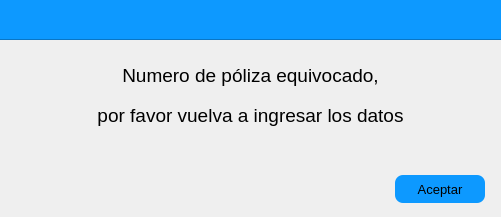
Eze-Medina/Proyecto_aseguradora, file gui/retro_error.ui: the form before one commit.
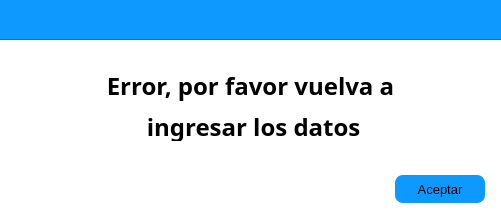
The form after the commit.

What changed in the file:
```diff
--- a/gui/retro_error.ui
+++ b/gui/retro_error.ui
@@ -28,6 +28,70 @@
     <height>217</height>
    </size>
   </property>
+  <property name="palette">
+   <palette>
+    <active>
+     <colorrole role="Base">
+      <brush brushstyle="SolidPattern">
+       <color alpha="255">
+        <red>255</red>
+        <green>255</green>
+        <blue>255</blue>
+       </color>
+      </brush>
+     </colorrole>
+     <colorrole role="Window">
+      <brush brushstyle="SolidPattern">
+       <color alpha="255">
+        <red>255</red>
+        <green>255</green>
+        <blue>255</blue>
+       </color>
+      </brush>
+     </colorrole>
+    </active>
+    <inactive>
+     <colorrole role="Base">
+      <brush brushstyle="SolidPattern">
+       <color alpha="255">
+        <red>255</red>
+        <green>255</green>
+        <blue>255</blue>
+       </color>
+      </brush>
+     </colorrole>
+     <colorrole role="Window">
+      <brush brushstyle="SolidPattern">
+       <color alpha="255">
+        <red>255</red>
+        <green>255</green>
+        <blue>255</blue>
+       </color>
+      </brush>
+     </colorrole>
+    </inactive>
+    <disabled>
+     <colorrole role="Base">
+      <brush brushstyle="SolidPattern">
+       <color alpha="255">
+        <red>255</red>
+        <green>255</green>
+        <blue>255</blue>
+       </color>
+      </brush>
+     </colorrole>
+     <colorrole role="Window">
+      <brush brushstyle="SolidPattern">
+       <color alpha="255">
+        <red>255</red>
+        <green>255</green>
+        <blue>255</blue>
+       </color>
+      </brush>
+     </colorrole>
+    </disabled>
+   </palette>
+  </property>
   <property name="mouseTracking">
    <bool>false</bool>
   </property>
@@ -60,17 +124,17 @@
    <property name="geometry">
     <rect>
      <x>40</x>
-     <y>60</y>
+     <y>70</y>
      <width>421</width>
      <height>31</height>
     </rect>
    </property>
    <property name="font">
     <font>
-     <family>MS Shell Dlg 2</family>
-     <pointsize>14</pointsize>
-     <weight>50</weight>
-     <bold>false</bold>
+     <family>Segoe UI Semibold</family>
+     <pointsize>18</pointsize>
+     <weight>75</weight>
+     <bold>true</bold>
     </font>
    </property>
    <property name="acceptDrops">
@@ -80,7 +144,7 @@
     <enum>Qt::LeftToRight</enum>
    </property>
    <property name="text">
-    <string>Numero de póliza equivocado,</string>
+    <string>Error, por favor vuelva a</string>
    </property>
    <property name="alignment">
     <set>Qt::AlignCenter</set>
@@ -121,17 +185,17 @@
    <property name="geometry">
     <rect>
      <x>40</x>
-     <y>100</y>
+     <y>110</y>
      <width>421</width>
      <height>31</height>
     </rect>
    </property>
    <property name="font">
     <font>
-     <family>MS Shell Dlg 2</family>
-     <pointsize>14</pointsize>
-     <weight>50</weight>
-     <bold>false</bold>
+     <family>Segoe UI Semibold</family>
+     <pointsize>18</pointsize>
+     <weight>75</weight>
+     <bold>true</bold>
     </font>
    </property>
    <property name="acceptDrops">
@@ -140,11 +204,26 @@
    <property name="layoutDirection">
     <enum>Qt::LeftToRight</enum>
    </property>
+   <property name="autoFillBackground">
+    <bool>false</bool>
+   </property>
+   <property name="lineWidth">
+    <number>1</number>
+   </property>
+   <property name="midLineWidth">
+    <number>0</number>
+   </property>
    <property name="text">
-    <string>por favor vuelva a ingresar los datos</string>
+    <string> ingresar los datos</string>
+   </property>
+   <property name="textFormat">
+    <enum>Qt::PlainText</enum>
    </property>
    <property name="alignment">
-    <set>Qt::AlignCenter</set>
+    <set>Qt::AlignHCenter|Qt::AlignTop</set>
+   </property>
+   <property name="wordWrap">
+    <bool>false</bool>
    </property>
   </widget>
  </widget>
```
